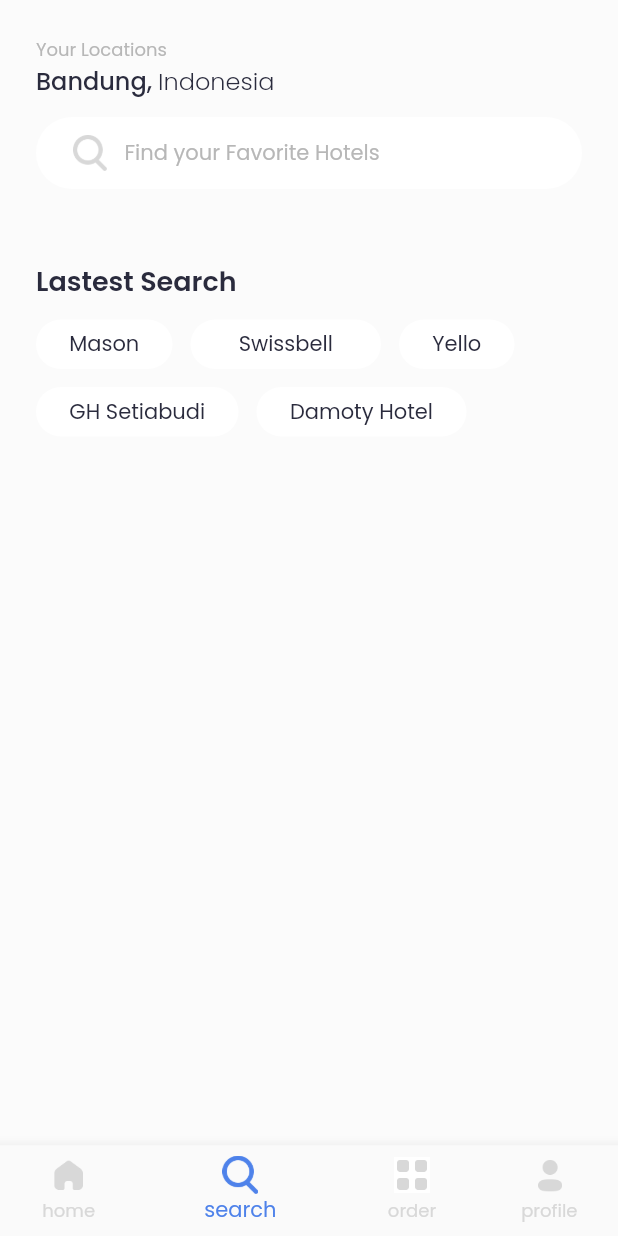
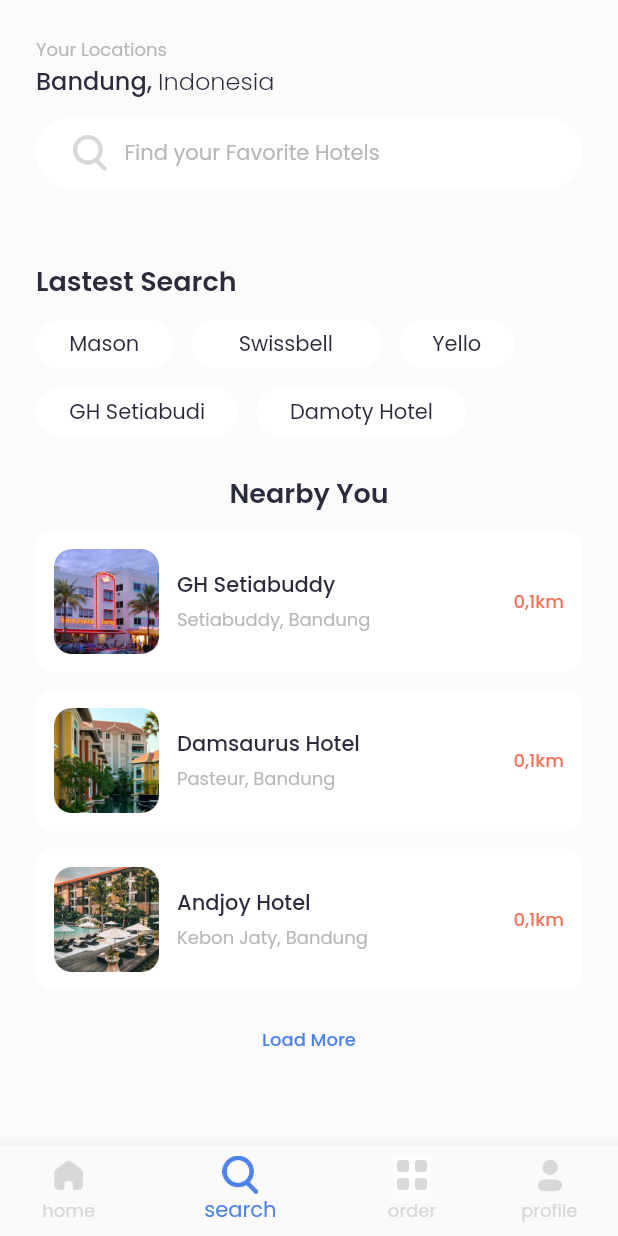
Before and after one commit to dyavas21/Hotel-App, a Flutter app: the SearchPage screen opened by its route, on a phone screen of 412 x 824 dp. Run offline on Flutter 3.47's test engine with Material 2 defaults, Android fonts, the phone set to English and light mode, and no system bars; our stand-ins replace google_fonts; missing offline and left inert: dart:ffi.

```diff
--- a/hotelapp/lib/pages/search_page.dart
+++ b/hotelapp/lib/pages/search_page.dart
@@ -59,6 +59,7 @@ class SearchPage extends StatelessWidget {
               title(),
               searchBar(),
               lastestSearch(),
+              nearby(),
             ],
           ),
         ],
@@ -272,4 +273,205 @@ class SearchPage extends StatelessWidget {
       ),
     );
   }
+
+  Widget nearby() {
+    return Container(
+      margin: EdgeInsets.only(
+        left: 24,
+        top: 24,
+        right: 24,
+      ),
+      child: Column(
+        children: [
+          Text(
+            'Nearby You',
+            style: GoogleFonts.poppins(
+              color: Color(0xff2A2B3D),
+              fontSize: 18,
+              fontWeight: FontWeight.w600,
+            ),
+          ),
+          SizedBox(
+            height: 12,
+          ),
+          Container(
+            padding: EdgeInsets.all(12),
+            height: 94,
+            width: double.infinity,
+            decoration: BoxDecoration(
+              borderRadius: BorderRadius.circular(12),
+              color: Colors.white,
+            ),
+            child: Row(
+              children: [
+                Image.asset(
+                  'assets/nearby1.png',
+                  width: 70,
+                ),
+                SizedBox(
+                  width: 12,
+                ),
+                Column(
+                  crossAxisAlignment: CrossAxisAlignment.start,
+                  mainAxisAlignment: MainAxisAlignment.center,
+                  children: [
+                    Text(
+                      'GH Setiabuddy',
+                      style: GoogleFonts.poppins(
+                        fontWeight: FontWeight.w500,
+                        color: Color(0xff2A2B3D),
+                      ),
+                    ),
+                    SizedBox(
+                      height: 4,
+                    ),
+                    Text(
+                      'Setiabuddy, Bandung',
+                      style: GoogleFonts.poppins(
+                        color: Color(0xffB7B7B7),
+                        fontSize: 12,
+                      ),
+                    ),
+                  ],
+                ),
+                Spacer(),
+                Text(
+                  '0,1km',
+                  style: GoogleFonts.poppins(
+                    fontSize: 12,
+                    fontWeight: FontWeight.w500,
+                    color: Color(0xffF2735B),
+                  ),
+                ),
+              ],
+            ),
+          ),
+          SizedBox(
+            height: 12,
+          ),
+          Container(
+            padding: EdgeInsets.all(12),
+            height: 94,
+            width: double.infinity,
+            decoration: BoxDecoration(
+              borderRadius: BorderRadius.circular(12),
+              color: Colors.white,
+            ),
+            child: Row(
+              children: [
+                Image.asset(
+                  'assets/nearby2.png',
+                  width: 70,
+                ),
+                SizedBox(
+                  width: 12,
+                ),
+                Column(
+                  crossAxisAlignment: CrossAxisAlignment.start,
+                  mainAxisAlignment: MainAxisAlignment.center,
+                  children: [
+                    Text(
+                      'Damsaurus Hotel',
+                      style: GoogleFonts.poppins(
+                        fontWeight: FontWeight.w500,
+                        color: Color(0xff2A2B3D),
+                      ),
+                    ),
+                    SizedBox(
+                      height: 4,
+                    ),
+                    Text(
+                      'Pasteur, Bandung',
+                      style: GoogleFonts.poppins(
+                        color: Color(0xffB7B7B7),
+                        fontSize: 12,
+                      ),
+                    ),
+                  ],
+                ),
+                Spacer(),
+                Text(
+                  '0,1km',
+                  style: GoogleFonts.poppins(
+                    fontSize: 12,
+                    fontWeight: FontWeight.w500,
+                    color: Color(0xffF2735B),
+                  ),
+                ),
+              ],
+            ),
+          ),
+          SizedBox(
+            height: 12,
+          ),
+          Container(
+            padding: EdgeInsets.all(12),
+            height: 94,
+            width: double.infinity,
+            decoration: BoxDecoration(
+              borderRadius: BorderRadius.circular(12),
+              color: Colors.white,
+            ),
+            child: Row(
+              children: [
+                Image.asset(
+                  'assets/nearby3.png',
+                  width: 70,
+                ),
+                SizedBox(
+                  width: 12,
+                ),
+                Column(
+                  crossAxisAlignment: CrossAxisAlignment.start,
+                  mainAxisAlignment: MainAxisAlignment.center,
+                  children: [
+                    Text(
+                      'Andjoy Hotel',
+                      style: GoogleFonts.poppins(
+                        fontWeight: FontWeight.w500,
+                        color: Color(0xff2A2B3D),
+                      ),
+                    ),
+                    SizedBox(
+                      height: 4,
+                    ),
+                    Text(
+                      'Kebon Jaty, Bandung',
+                      style: GoogleFonts.poppins(
+                        color: Color(0xffB7B7B7),
+                        fontSize: 12,
+                      ),
+                    ),
+                  ],
+                ),
+                Spacer(),
+                Text(
+                  '0,1km',
+                  style: GoogleFonts.poppins(
+                    fontSize: 12,
+                    fontWeight: FontWeight.w500,
+                    color: Color(0xffF2735B),
+                  ),
+                ),
+              ],
+            ),
+          ),
+          SizedBox(
+            height: 24,
+          ),
+          Text(
+            'Load More',
+            style: GoogleFonts.poppins(
+              fontSize: 12,
+              fontWeight: FontWeight.w500,
+              color: Color(0xff4E82EA),
+            ),
+          ),
+          SizedBox(
+            height: 39,
+          ),
+        ],
+      ),
+    );
+  }
 }
```
Also changed, not shown: hotelapp/assets/nearby1.png (added), hotelapp/assets/nearby2.png (added), hotelapp/assets/nearby3.png (added).
